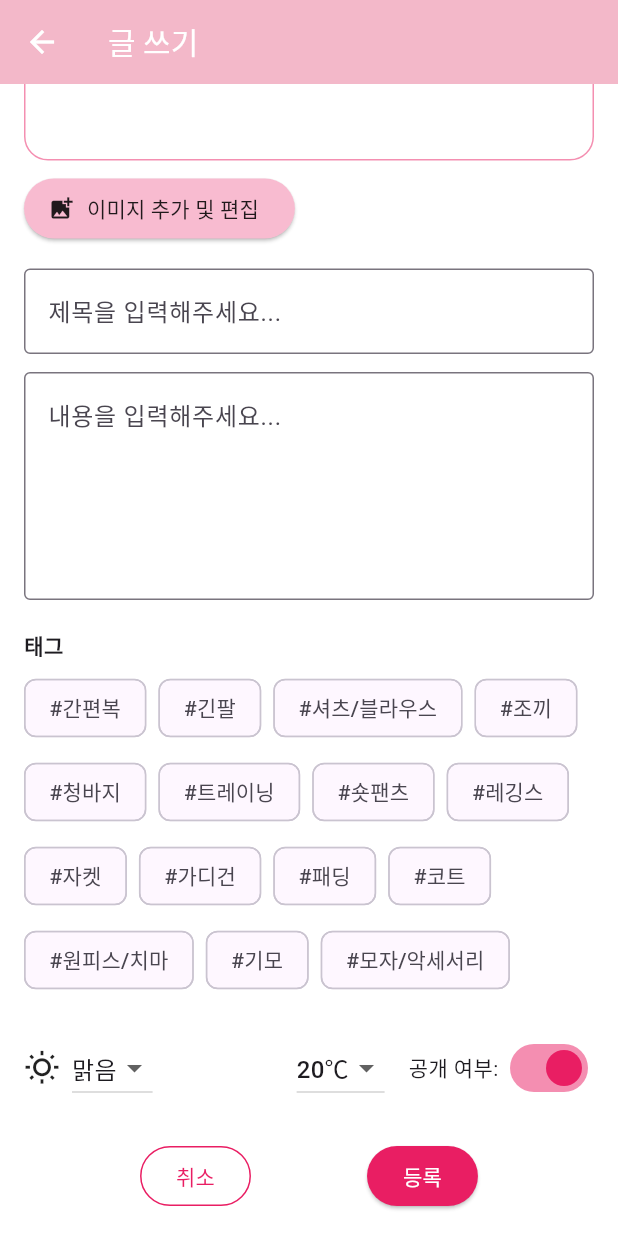
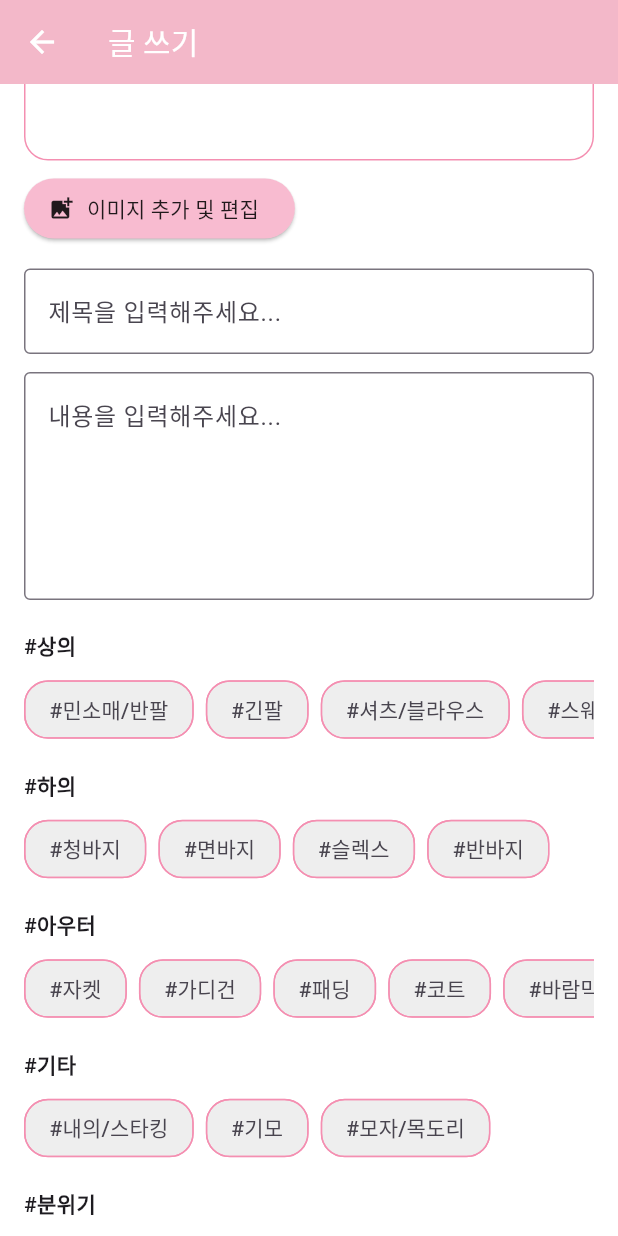
Before and after one commit to suikari/Wearly, a Flutter app: the WritePostPage screen opened directly, scrolled down 465 dp, on a phone screen of 412 x 824 dp. Run offline on Flutter 3.47's test engine with Material 3 defaults, Android fonts, the light colour scheme and no system bars; our stand-ins replace cloud_firestore, file_picker, firebase_core, google_generative_ai, image_picker, shared_preferences; missing offline and left inert: image_editor_plus; accounts and stored records are empty; generated files the repository leaves out were written again.

Commit message:
250613 글쓰기(제목, 내용, 태그, 느낌, 공개)

```diff
--- a/lib/main/write_post_page.dart
+++ b/lib/main/write_post_page.dart
@@ -1,6 +1,7 @@
 import 'dart:io';
 import 'dart:typed_data';
 
+import 'package:cloud_firestore/cloud_firestore.dart';
 import 'package:flutter/material.dart';
 import 'package:file_picker/file_picker.dart';
 import 'package:image_editor_plus/image_editor_plus.dart';
@@ -15,27 +16,32 @@ class WritePostPage extends StatefulWidget {
 }
 
 class _WritePostPageState extends State<WritePostPage> {
+
+  FirebaseFirestore fs = FirebaseFirestore.instance;
+
+
+
   final TextEditingController titleController = TextEditingController();
   final TextEditingController contentController = TextEditingController();
-
+  final List<String> categories = ['#상의', '#하의', '#아우터', '#기타', '#분위기'];
   String selectedWeather = '맑음';
   String selectedTemperature = '20℃';
+  String selectedFeeling = '적당해요';
   bool isPublic = true;
 
-  final List<String> tags = [
-    '#간편복', '#긴팔', '#셔츠/블라우스', '#조끼', '#청바지', '#트레이닝', '#숏팬츠',
-    '#레깅스', '#자켓', '#가디건', '#패딩', '#코트', '#원피스/치마', '#기모', '#모자/악세서리'
-  ];
-  final Set<String> selectedTags = {};
+  final Map<String, List<String>> categoryTags = {
+    '#상의': ['#민소매/반팔', '#긴팔', '#셔츠/블라우스', '#스웨터/니트', '#맨투맨/후드'],
+    '#하의': ['#청바지', '#면바지', '#슬렉스', '#반바지'],
+    '#아우터': ['#자켓', '#가디건', '#패딩', '#코트', '#바람막이', '#집업'],
+    '#기타': ['#내의/스타킹', '#기모', '#모자/목도리'],
+    '#분위기': ['#스트릿', '#캐쥬얼', '#미니멀', '#빈티지', '#시크', '#클래식', '#보헤미안', '#스포티']
+  };
+
+  List<String> selectedTags = [];
+
   final List<File> selectedImages = [];
   final int maxImageCount = 10;
   int currentPageIndex = 0;
-
-  void toggleTag(String tag) {
-    setState(() {
-      selectedTags.contains(tag) ? selectedTags.remove(tag) : selectedTags.add(tag);
-    });
-  }
 
   Future<void> pickAndEditImages() async {
     if (selectedImages.length >= maxImageCount) {
@@ -84,6 +90,7 @@ class _WritePostPageState extends State<WritePostPage> {
   }
 
   void resetForm() {
+    setState(() {
       titleController.clear();
       contentController.clear();
       selectedTags.clear();
@@ -92,6 +99,8 @@ class _WritePostPageState extends State<WritePostPage> {
       selectedTemperature = '20℃';
       isPublic = true;
       currentPageIndex = 0;
+    });
+
   }
 
   @override
@@ -110,7 +119,6 @@ class _WritePostPageState extends State<WritePostPage> {
         child: Column(
           crossAxisAlignment: CrossAxisAlignment.start,
           children: [
-            // 이미지 슬라이더 영역
             Container(
               height: 500,
               decoration: BoxDecoration(
@@ -118,28 +126,17 @@ class _WritePostPageState extends State<WritePostPage> {
                 borderRadius: BorderRadius.circular(16),
               ),
               child: selectedImages.isEmpty
-                  ? Center(
-                child: Text(
-                  '이미지를 선택해주세요.',
-                  style: TextStyle(color: Colors.grey),
-                ),
-              )
+                  ? Center(child: Text('이미지를 선택해주세요.', style: TextStyle(color: Colors.grey)))
                   : Column(
                 children: [
                   Expanded(
                     child: PageView.builder(
                       itemCount: selectedImages.length,
-                      onPageChanged: (index) {
-                        setState(() => currentPageIndex = index);
-                      },
-                      itemBuilder: (context, index) {
-                        return Stack(
+                      onPageChanged: (index) => setState(() => currentPageIndex = index),
+                      itemBuilder: (context, index) => Stack(
                         children: [
                           SizedBox.expand(
-                              child: Image.file(
-                                selectedImages[index],
-                                fit: BoxFit.fill,
-                              ),
+                            child: Image.file(selectedImages[index], fit: BoxFit.fill),
                           ),
                           Positioned(
                             top: 8,
@@ -148,8 +145,7 @@ class _WritePostPageState extends State<WritePostPage> {
                               onTap: () {
                                 setState(() {
                                   selectedImages.removeAt(index);
-                                    if (currentPageIndex >= selectedImages.length &&
-                                        currentPageIndex > 0) {
+                                  if (currentPageIndex >= selectedImages.length && currentPageIndex > 0) {
                                     currentPageIndex--;
                                   }
                                 });
@@ -160,22 +156,19 @@ class _WritePostPageState extends State<WritePostPage> {
                                   shape: BoxShape.circle,
                                 ),
                                 padding: const EdgeInsets.all(6),
-                                  child:
-                                  const Icon(Icons.close, color: Colors.white),
+                                child: const Icon(Icons.close, color: Colors.white),
                               ),
                             ),
                           ),
                         ],
-                        );
-                      },
+                      ),
                     ),
                   ),
                   const SizedBox(height: 8),
                   if (selectedImages.length > 1)
                     Row(
                       mainAxisAlignment: MainAxisAlignment.center,
-                      children: List.generate(selectedImages.length, (index) {
-                        return Container(
+                      children: List.generate(selectedImages.length, (index) => Container(
                         width: 8,
                         height: 8,
                         margin: const EdgeInsets.symmetric(horizontal: 4),
@@ -183,8 +176,7 @@ class _WritePostPageState extends State<WritePostPage> {
                           shape: BoxShape.circle,
                           color: currentPageIndex == index ? Colors.pink : Colors.grey,
                         ),
-                        );
-                      }),
+                      )),
                     ),
                   const SizedBox(height: 8),
                 ],
@@ -201,51 +193,58 @@ class _WritePostPageState extends State<WritePostPage> {
               ),
             ),
             const SizedBox(height: 16),
-
-            // 제목 입력
             TextField(
               controller: titleController,
               decoration: InputDecoration(
                 hintText: '제목을 입력해주세요...',
-                border: OutlineInputBorder(
-                  borderSide: BorderSide(color: Colors.pink.shade200),
-                ),
+                border: OutlineInputBorder(borderSide: BorderSide(color: Colors.pink.shade200)),
               ),
             ),
             const SizedBox(height: 12),
-
-            // 내용 입력
             TextField(
               controller: contentController,
               maxLines: 5,
               decoration: InputDecoration(
                 hintText: '내용을 입력해주세요...',
-                border: OutlineInputBorder(
-                  borderSide: BorderSide(color: Colors.pink.shade200),
-                ),
+                border: OutlineInputBorder(borderSide: BorderSide(color: Colors.pink.shade200)),
               ),
             ),
             const SizedBox(height: 20),
-
-            // 태그 선택
-            const Text('태그', style: TextStyle(fontWeight: FontWeight.bold)),
+            for (var category in categories) ...[
+              Text(category, style: const TextStyle(fontWeight: FontWeight.bold)),
               const SizedBox(height: 8),
-            Wrap(
-              spacing: 8,
-              runSpacing: 8,
-              children: tags.map((tag) {
+              SingleChildScrollView(
+                scrollDirection: Axis.horizontal,
+                child: Row(
+                  children: categoryTags[category]!.map((tag) {
                     final isSelected = selectedTags.contains(tag);
-                return ChoiceChip(
+                    return Padding(
+                      padding: const EdgeInsets.only(right: 8.0),
+                      child: ChoiceChip(
                         label: Text(tag),
                         selected: isSelected,
-                  onSelected: (_) => toggleTag(tag),
+                        onSelected: (selected) {
+                          setState(() {
+                            if (selected) {
+                              selectedTags.add(tag);
+                            } else {
+                              selectedTags.remove(tag);
+                            }
+                          });
+                        },
                         selectedColor: Colors.pink.shade100,
+                        backgroundColor: Colors.grey.shade200,
+                        shape: RoundedRectangleBorder(
+                          side: BorderSide(color: Colors.pink.shade200),
+                          borderRadius: BorderRadius.circular(16),
+                        ),
+                      ),
                     );
                   }).toList(),
                 ),
-            const SizedBox(height: 24),
-
-            // 날씨, 온도, 공개여부 선택
+              ),
+              const SizedBox(height: 16),
+            ],
             Row(
               mainAxisAlignment: MainAxisAlignment.spaceBetween,
               children: [
@@ -261,6 +260,17 @@ class _WritePostPageState extends State<WritePostPage> {
                   ),
                 ]),
                 Row(children: [
+                  const Icon(Icons.wb_sunny_outlined),
+                  const SizedBox(width: 8),
+                  DropdownButton<String>(
+                    value: selectedFeeling,
+                    items: ['적당해요', '추웠어요', '더웠어요']
+                        .map((w) => DropdownMenuItem(value: w, child: Text(w)))
+                        .toList(),
+                    onChanged: (val) => setState(() => selectedFeeling = val!),
+                  ),
+                ]),
+                Row(children: [
                   DropdownButton<String>(
                     value: selectedTemperature,
                     items: ['10℃', '15℃', '20℃', '25℃', '30℃']
@@ -268,7 +278,7 @@ class _WritePostPageState extends State<WritePostPage> {
                         .toList(),
                     onChanged: (val) => setState(() => selectedTemperature = val!),
                   ),
-                  const SizedBox(width: 16),
+                  const SizedBox(width: 8),
                   Row(
                     children: [
                       const Text('공개 여부: '),
@@ -283,8 +293,6 @@ class _WritePostPageState extends State<WritePostPage> {
               ],
             ),
             const SizedBox(height: 24),
-
-            // 취소/등록 버튼
             Row(
               mainAxisAlignment: MainAxisAlignment.spaceEvenly,
               children: [
@@ -300,15 +308,44 @@ class _WritePostPageState extends State<WritePostPage> {
                   child: const Text('취소'),
                 ),
                 ElevatedButton(
-                  onPressed: () {
-                    // 업로드 로직 자리
+                  onPressed: () async {
                     debugPrint("제목: ${titleController.text}");
                     debugPrint("내용: ${contentController.text}");
-                    debugPrint("태그: ${selectedTags.toList()}");
+                    debugPrint("태그: ${selectedTags.toString()}");
                     debugPrint("날씨: $selectedWeather");
                     debugPrint("온도: $selectedTemperature");
                     debugPrint("공개: $isPublic");
+                    debugPrint("느낌: $selectedFeeling");
                     debugPrint("이미지 수: ${selectedImages.length}");
+
+                    if (titleController.text.trim().isEmpty && contentController.text.trim().isEmpty) {
+                      ScaffoldMessenger.of(context).showSnackBar(
+                        const SnackBar(
+                          content: Text('제목과 내용을 모두 입력해주세요.'),
+                          backgroundColor: Colors.redAccent,
+                          duration: Duration(seconds: 2),
+                        ),
+                      );
+                      return; // 이후 코드 실행 방지
+                    }
+                    await fs.collection("feeds").add({
+                      "title" : titleController.text,
+                      "content" : contentController.text,
+                      "cdatetime" : Timestamp.now(),
+                      "isPublic" : isPublic,
+                      "temperature" : selectedTemperature,
+                      "feeling" : selectedFeeling
+                    });
+
+                    ScaffoldMessenger.of(context).showSnackBar(
+                      const SnackBar(
+                        content: Text('등록되었습니다.'),
+                        backgroundColor: Colors.green,
+                        duration: Duration(seconds: 2),
+                      ),
+                    );
+                    resetForm();
+
                   },
                   style: ElevatedButton.styleFrom(
                     backgroundColor: Colors.pink,
```
Lines whose indentation alone changed are shown as unchanged.
